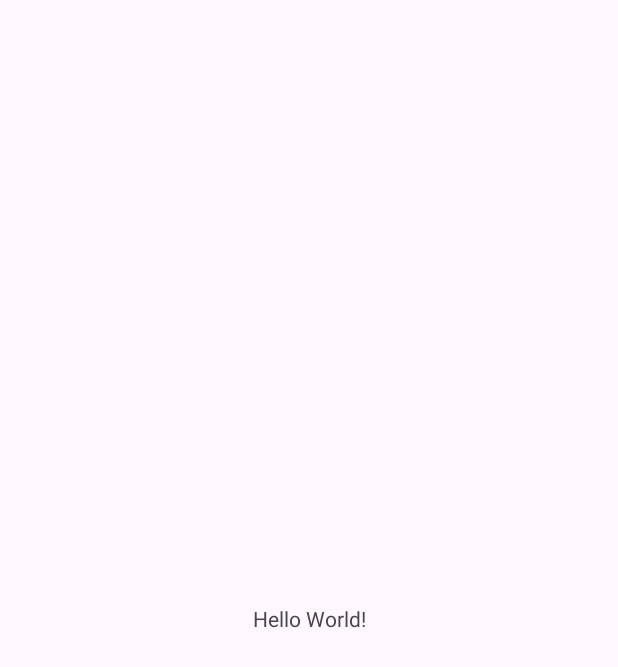
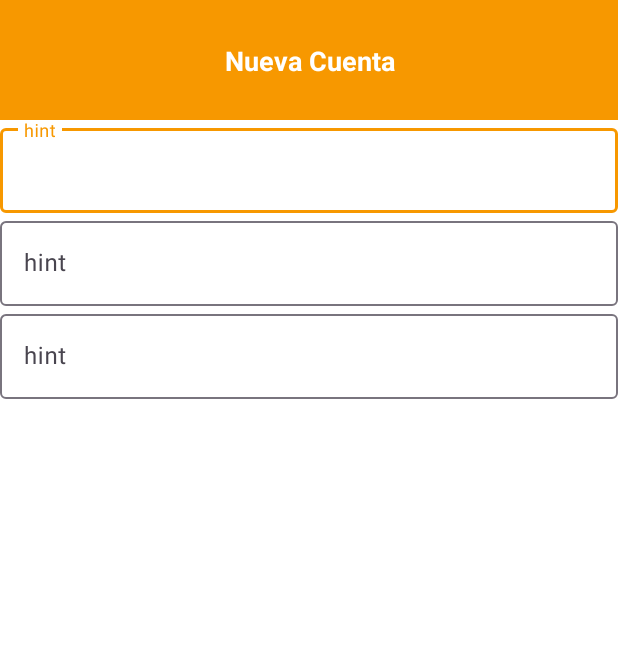
Before and after one commit to ElAndycito/MyWalletAppAFDS, an Android app: the screen it shows after launch (MainActivity before the commit, NewAccountActivity after it), on a phone screen of 412 x 824 dp. Before the commit the part shown is almost empty. Shown: the top 667 px of the screen. Run offline under Robolectric (Android 15) with nearby library versions, the phone set to English and light mode, and no system bars.

Commit message:
min 33:47 vid.

```diff
--- a/app/src/main/AndroidManifest.xml
+++ b/app/src/main/AndroidManifest.xml
@@ -14,16 +14,19 @@
         tools:targetApi="31">
         <activity
             android:name=".NewAccountActivity"
-            android:exported="false" />
-        <activity
-            android:name=".MainActivity"
-            android:exported="true">
+            android:exported="true" >
             <intent-filter>
                 <action android:name="android.intent.action.MAIN" />
 
                 <category android:name="android.intent.category.LAUNCHER" />
             </intent-filter>
         </activity>
+
+        <activity
+            android:name=".MainActivity"
+            android:exported="false">
+        </activity>
+
     </application>
 
 </manifest>
--- a/app/src/main/res/layout/activity_new_account.xml
+++ b/app/src/main/res/layout/activity_new_account.xml
@@ -19,14 +19,46 @@
         app:layout_constraintHorizontal_bias="0.0"
         app:layout_constraintStart_toStartOf="parent"
         app:layout_constraintTop_toTopOf="parent"
-        app:layout_constraintVertical_bias="0.0"></LinearLayout>
+        app:layout_constraintVertical_bias="0.0">
+
+        <com.google.android.material.textfield.TextInputLayout
+            android:layout_width="match_parent"
+            android:layout_height="wrap_content">
+
+            <com.google.android.material.textfield.TextInputEditText
+                android:layout_width="match_parent"
+                android:layout_height="wrap_content"
+                android:hint="hint" />
+        </com.google.android.material.textfield.TextInputLayout>
+
+        <com.google.android.material.textfield.TextInputLayout
+            android:layout_width="match_parent"
+            android:layout_height="wrap_content">
+
+            <com.google.android.material.textfield.TextInputEditText
+                android:layout_width="match_parent"
+                android:layout_height="wrap_content"
+                android:hint="hint" />
+        </com.google.android.material.textfield.TextInputLayout>
+
+        <com.google.android.material.textfield.TextInputLayout
+            android:layout_width="match_parent"
+            android:layout_height="match_parent">
+
+            <com.google.android.material.textfield.TextInputEditText
+                android:layout_width="match_parent"
+                android:layout_height="wrap_content"
+                android:hint="hint" />
+        </com.google.android.material.textfield.TextInputLayout>
+
+    </LinearLayout>
 
     <TextView
         android:id="@+id/textView"
         android:layout_width="0dp"
         android:layout_height="wrap_content"
         android:gravity="center_horizontal"
-        android:text="TextView"
+        android:text="@string/txt_new_account"
         android:textColor="@color/white"
         android:textSize="18sp"
         android:textStyle="bold"
--- a/app/src/main/res/values/strings.xml
+++ b/app/src/main/res/values/strings.xml
@@ -1,3 +1,4 @@
 <resources>
     <string name="app_name">MyWalletAppAFDS</string>
+    <string name="txt_new_account">Nueva Cuenta</string>
 </resources>
```
